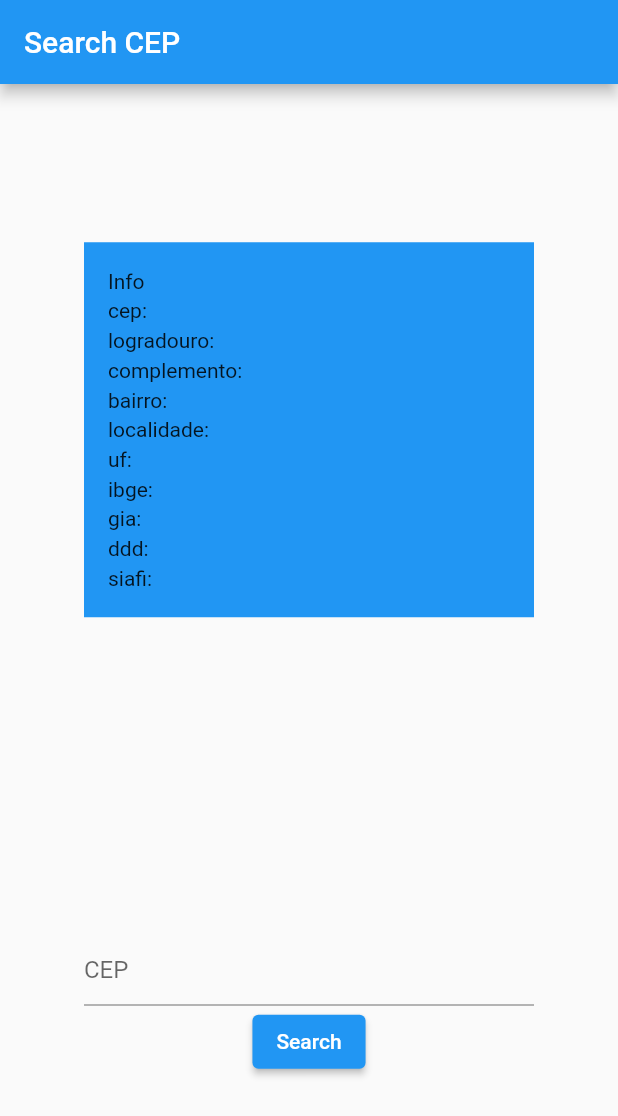
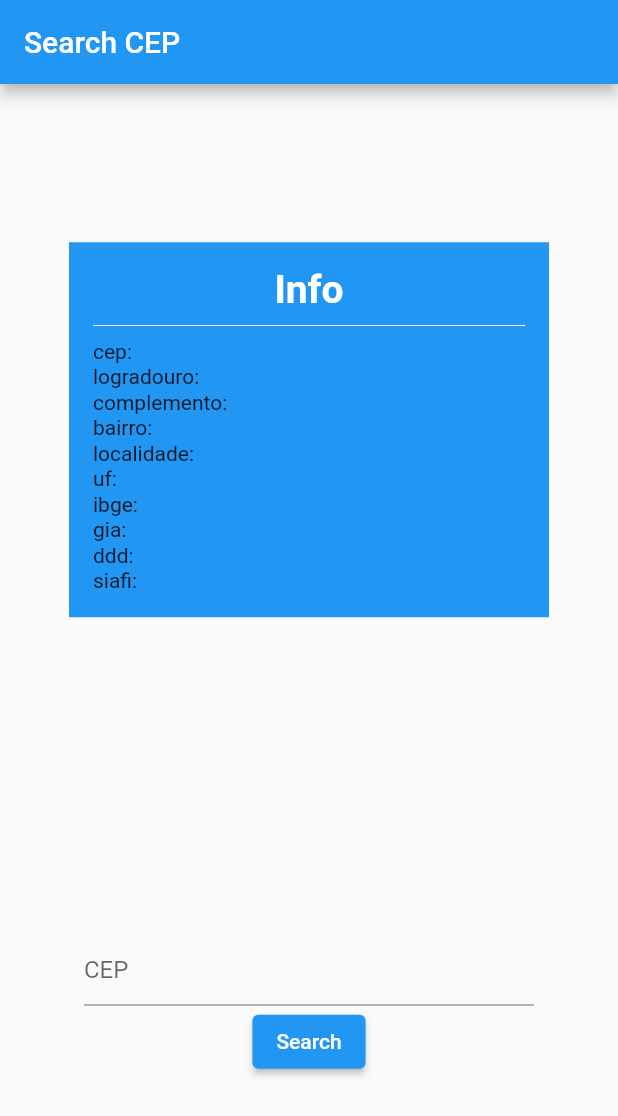
Before and after one commit to bezerrabruno/Estudos, a Flutter app: the screen it shows after launch, on a phone screen of 412 x 824 dp. Shown: the top 1116 px of the screen. Run offline on Flutter 3.47's test engine with Material 2 defaults, Android fonts, the phone set to English and light mode, and no system bars; our stand-ins replace dio, flutter_bloc, flutter_modular, responsive_sizer, sqflite; accounts and stored records are empty.

Commit message:
Update: Designer CepPage.

```diff
--- a/web_api/basic_api/lib/app/cep_page.dart
+++ b/web_api/basic_api/lib/app/cep_page.dart
@@ -15,23 +15,7 @@ class CepPage extends StatefulWidget {
 class _CepPageState extends State<CepPage> {
   final TextEditingController _controller = TextEditingController();
 
-  Cep cep = Cep(
-    '',
-    '',
-    '',
-    '',
-    '',
-    '',
-    '',
-    '',
-    '',
-    '',
-  );
-
-  @override
-  initState() {
-    super.initState();
-  }
+  Cep? cep;
 
   update() {
     super.setState(() {});
@@ -49,26 +33,50 @@ class _CepPageState extends State<CepPage> {
           children: <Widget>[
             Container(
               height: 250,
-              width: 300,
+              width: 320,
               padding: const EdgeInsets.all(16),
               color: Theme.of(context).primaryColor,
-              child: Column(
-                mainAxisAlignment: MainAxisAlignment.spaceAround,
-                crossAxisAlignment: CrossAxisAlignment.start,
-                children: <Text>[
-                  const Text('Info'),
-                  Text('cep: ${cep.cep}'),
-                  Text('logradouro: ${cep.logradouro}'),
-                  Text('complemento: ${cep.complemento}'),
-                  Text('bairro: ${cep.bairro}'),
-                  Text('localidade: ${cep.localidade}'),
-                  Text('uf: ${cep.uf}'),
-                  Text('ibge: ${cep.ibge}'),
-                  Text('gia: ${cep.gia}'),
-                  Text('ddd: ${cep.ddd}'),
-                  Text('siafi: ${cep.siafi}'),
-                ],
-              ),
+              child: cep != null
+                  ? Column(
+                      mainAxisAlignment: MainAxisAlignment.spaceAround,
+                      crossAxisAlignment: CrossAxisAlignment.start,
+                      children: <Widget>[
+                        title(),
+                        const Divider(
+                          color: Colors.white,
+                        ),
+                        Text('cep: ${cep!.cep}'),
+                        Text('logradouro: ${cep!.logradouro}'),
+                        Text('complemento: ${cep!.complemento}'),
+                        Text('bairro: ${cep!.bairro}'),
+                        Text('localidade: ${cep!.localidade}'),
+                        Text('uf: ${cep!.uf}'),
+                        Text('ibge: ${cep!.ibge}'),
+                        Text('gia: ${cep!.gia}'),
+                        Text('ddd: ${cep!.ddd}'),
+                        Text('siafi: ${cep!.siafi}'),
+                      ],
+                    )
+                  : Column(
+                      mainAxisAlignment: MainAxisAlignment.spaceAround,
+                      crossAxisAlignment: CrossAxisAlignment.start,
+                      children: <Widget>[
+                        title(),
+                        const Divider(
+                          color: Colors.white,
+                        ),
+                        const Text('cep: '),
+                        const Text('logradouro: '),
+                        const Text('complemento: '),
+                        const Text('bairro: '),
+                        const Text('localidade: '),
+                        const Text('uf: '),
+                        const Text('ibge: '),
+                        const Text('gia: '),
+                        const Text('ddd: '),
+                        const Text('siafi: '),
+                      ],
+                    ),
             ),
             Column(
               children: [
@@ -94,6 +102,19 @@ class _CepPageState extends State<CepPage> {
     );
   }
 
+  Widget title() {
+    return const Center(
+      child: Text(
+        'Info',
+        style: TextStyle(
+          fontSize: 26,
+          fontWeight: FontWeight.w600,
+          color: Colors.white,
+        ),
+      ),
+    );
+  }
+
   Future<void> searchCep() async {
     final mapCep = await CepHttp.getHttp(_controller.text);
     cep = Cep.fromMap(mapCep);
```
